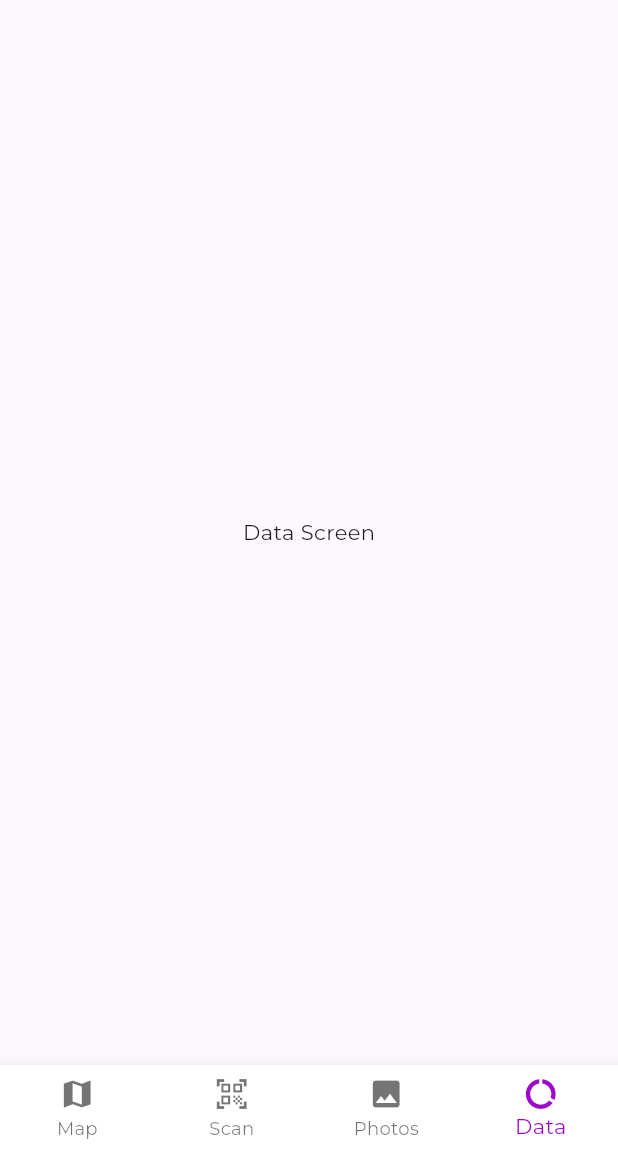
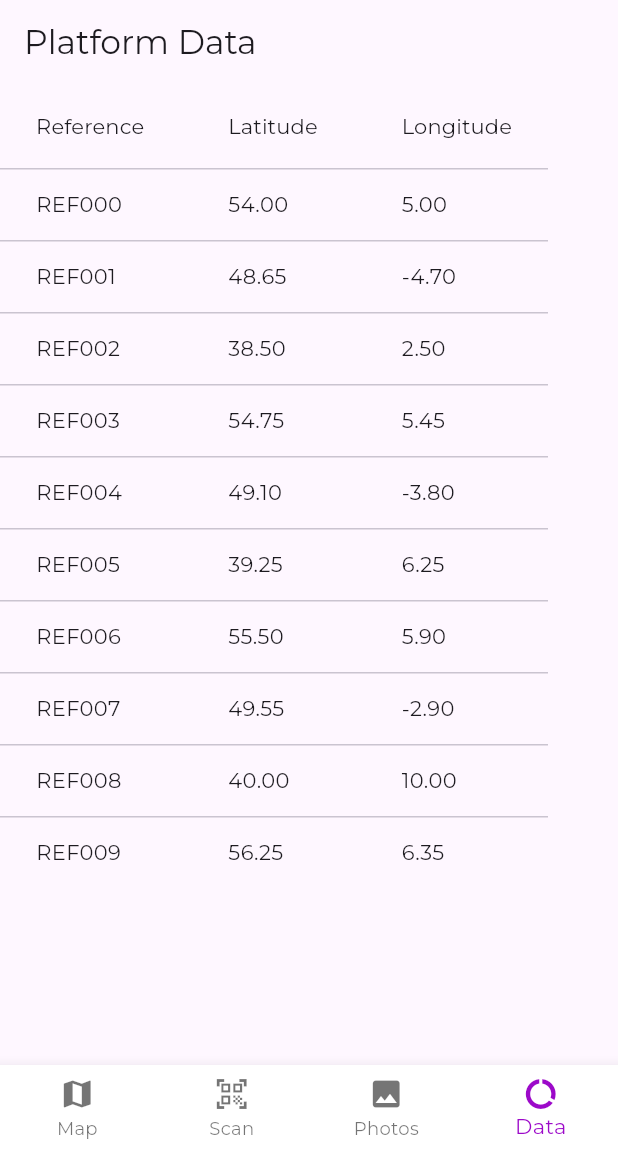
Before and after one commit to OceanOPS/oceantags, a Flutter app: the screen it shows after launch, item 4 of the bottom bar chosen, on a phone screen of 412 x 824 dp, the part 84-1236 px from its top. Run offline on Flutter 3.47's test engine with Material 3 defaults, Android fonts, the phone set to English and light mode, and no system bars; our stand-ins replace flutter_map, geolocator, hive, hive_flutter, image_picker, latlong2; missing offline and left inert: mobile_scanner; accounts and stored records are empty; generated files the repository leaves out were written again.

Commit message:
feature: added hive database, with demo data, table in data page and dots shown on map

```diff
--- /dev/null
+++ b/lib/platform_model.dart
@@ -0,0 +1,17 @@
+import 'package:hive/hive.dart';
+
+part 'platform_model.g.dart'; // Generated file
+
+@HiveType(typeId: 0) // Unique type ID for this model
+class PlatformModel {
+  @HiveField(0)
+  late String reference;
+
+  @HiveField(1)
+  late double latitude;
+
+  @HiveField(2)
+  late double longitude;
+
+  PlatformModel({required this.reference, required this.latitude, required this.longitude});
+}
--- a/lib/screens/data_screen.dart
+++ b/lib/screens/data_screen.dart
@@ -1,10 +1,105 @@
 import 'package:flutter/material.dart';
+import 'package:hive_flutter/hive_flutter.dart';
+import '../platform_model.dart';
 
-class DataScreen extends StatelessWidget {
+class DataScreen extends StatefulWidget {
+  @override
+  _DataScreenState createState() => _DataScreenState();
+}
+
+class _DataScreenState extends State<DataScreen> {
+  late Box<PlatformModel> _platformBox;
+
+  @override
+  void initState() {
+    super.initState();
+    _initializeBox();
+  }
+
+  Future<void> _initializeBox() async {
+    _platformBox = await Hive.openBox<PlatformModel>('platforms');
+    _populateDemoData(); // Optional: Prepopulate data for the demo
+    setState(() {});
+  }
+
+  Future<void> _populateDemoData() async {
+    // Clear the box to reset the data
+    await _platformBox.clear();
+
+    if (_platformBox.isEmpty) {
+      final demoData = List.generate(
+        10,
+        (index) {
+          // Define ranges for sea areas around Europe
+          final latitudes = [
+            [54.0, 59.0], // North Sea
+            [48.5, 51.5], // English Channel
+            [38.0, 43.0], // Mediterranean Sea
+          ];
+
+          final longitudes = [
+            [5.0, 8.0],   // North Sea
+            [-5.0, 1.0],   // English Channel
+            [0.0, 25.0],   // Mediterranean Sea
+          ];
+
+          // Select a random sea area
+          final seaIndex = index % latitudes.length;
+
+          // Generate random latitude and longitude within the range
+          final latRange = latitudes[seaIndex];
+          final lonRange = longitudes[seaIndex];
+          final latitude = latRange[0] + (latRange[1] - latRange[0]) * (index / 20);
+          final longitude = lonRange[0] + (lonRange[1] - lonRange[0]) * (index / 20);
+
+          return PlatformModel(
+            reference: 'REF${index.toString().padLeft(3, '0')}',
+            latitude: latitude,
+            longitude: longitude,
+          );
+        },
+      );
+
+      for (var platform in demoData) {
+        await _platformBox.add(platform);
+      }
+    }
+  }
+
   @override
   Widget build(BuildContext context) {
-    return Center(
-      child: Text('Data Screen'),
+    return Scaffold(
+      appBar: AppBar(
+        title: Text('Platform Data'),
+      ),
+      body: ValueListenableBuilder(
+        valueListenable: _platformBox.listenable(),
+        builder: (context, Box<PlatformModel> box, _) {
+          if (box.isEmpty) {
+            return Center(child: Text('No data available'));
+          }
+
+          return SingleChildScrollView( // Enable vertical scrolling
+            child: SingleChildScrollView( // Enable horizontal scrolling
+              scrollDirection: Axis.horizontal,
+              child: DataTable(
+                columns: const [
+                  DataColumn(label: Text('Reference')),
+                  DataColumn(label: Text('Latitude')),
+                  DataColumn(label: Text('Longitude')),
+                ],
+                rows: box.values.map((platform) {
+                  return DataRow(cells: [
+                    DataCell(Text(platform.reference)),
+                    DataCell(Text(platform.latitude.toStringAsFixed(2))),
+                    DataCell(Text(platform.longitude.toStringAsFixed(2))),
+                  ]);
+                }).toList(),
+              ),
+            ),
+          );
+        },
+      ),
     );
   }
 }
--- a/pubspec.yaml
+++ b/pubspec.yaml
@@ -19,11 +19,15 @@ dependencies:
   mobile_scanner: ^6.0.2
   flutter_map: ^5.0.0
   image_picker: ^1.1.2
+  hive: ^2.2.3
+  hive_flutter: ^1.1.0
 
 dev_dependencies:
   flutter_test:
     sdk: flutter
   flutter_lints: ^4.0.0
+  hive_generator: ^1.1.3
+  build_runner: ^2.3.3
 
 flutter:
   uses-material-design: true
```
Also changed, not shown: lib/main.dart (+6 -1 lines), lib/screens/map_screen.dart (+31 -11 lines), lib/platform_model.g.dart (added), pubspec.lock, 1 other file.
